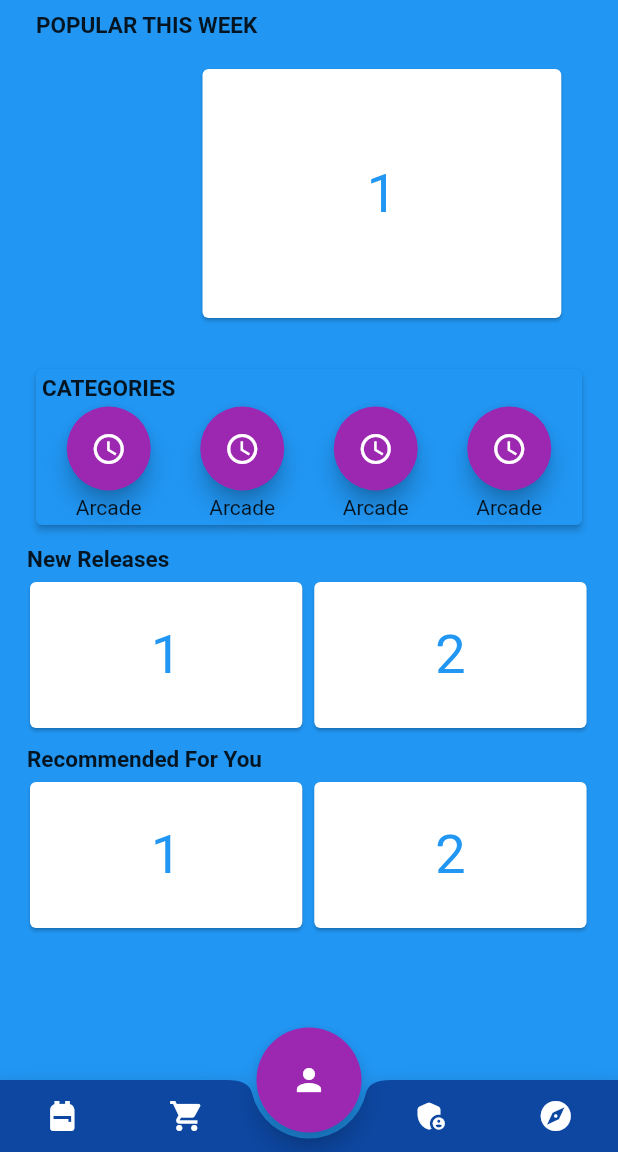
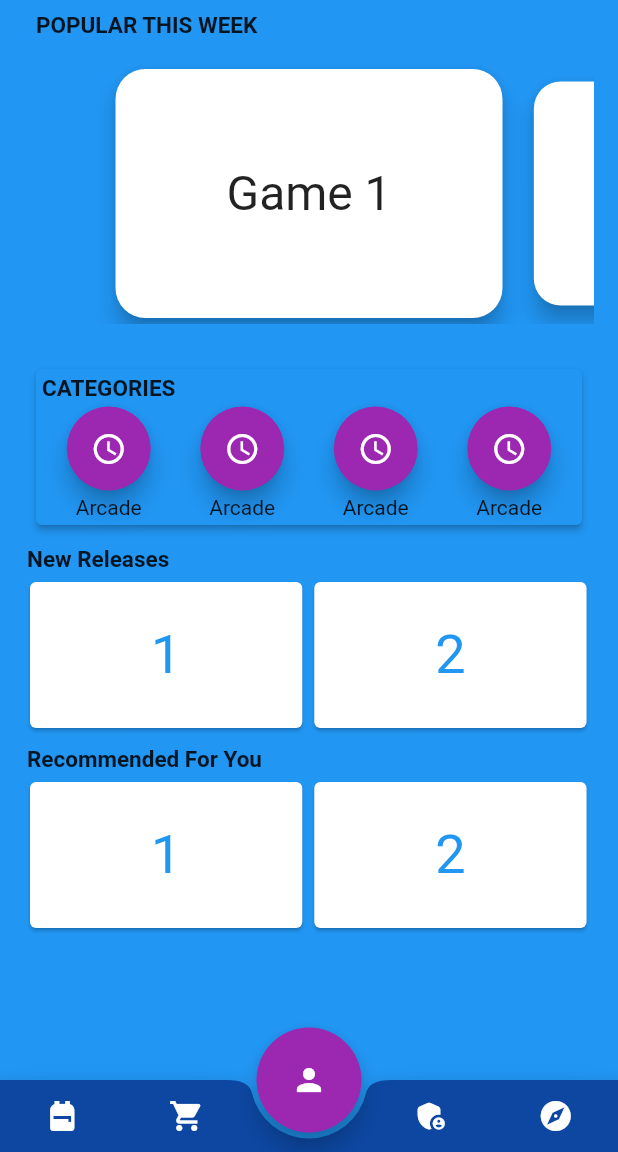
Before and after one commit to Chiragga24/gaming, a Flutter app: the screen it shows after launch, on a phone screen of 412 x 824 dp, the part 84-1236 px from its top. Run offline on Flutter 3.47's test engine with Material 2 defaults, Android fonts, the phone set to English and light mode, and no system bars; drawn by our look-alikes of scroll_snap_list.

Commit message:
Updated Cards

```diff
--- a/lib/main.dart
+++ b/lib/main.dart
@@ -23,6 +23,7 @@ class MyApp extends StatelessWidget {
 class MyHomePage extends StatefulWidget {
   MyHomePage({Key key, this.title}) : super(key: key);
   final String title;
+
   @override
   _MyHomePageState createState() => _MyHomePageState();
 }
@@ -30,6 +31,7 @@ class MyHomePage extends StatefulWidget {
 class _MyHomePageState extends State<MyHomePage> {
   final List<int> numbers = [1, 2, 3, 5, 8, 13, 21, 34, 55];
   int _focusedIndex = 0;
+  int _index = 0;
   void _onItemFocus(int index) {
     setState(() {
       _focusedIndex = index;
@@ -141,27 +143,25 @@ class _MyHomePageState extends State<MyHomePage> {
                   child: Column(
                     children: [
                       Expanded(
-                        child: ScrollSnapList(
-                          onItemFocus: _onItemFocus,
-                          itemCount: numbers.length,
-                          itemSize: 150,
-                          dynamicItemSize: true,
-                          itemBuilder: (context, index) {
-                            return Container(
-                              width: MediaQuery.of(context).size.width * 0.6,
+                        child: PageView.builder(
+                          itemCount: 10,
+                          controller: PageController(viewportFraction: 0.7),
+                          onPageChanged: (int index) => setState(() => _index = index),
+                          itemBuilder: (_, i) {
+                            return Transform.scale(
+                              scale: i == _index ? 1 : 0.9,
                               child: Card(
-                                color: Colors.white,
-                                child: Container(
-                                  child: Center(
-                                      child: Text(
-                                        numbers[index].toString(),
-                                        style:
-                                        TextStyle(color: Colors.blue, fontSize: 36.0),
-                                      )),
+                                elevation: 6,
+                                shape: RoundedRectangleBorder(borderRadius: BorderRadius.circular(20)),
+                                child: Center(
+                                  child: Text(
+                                    "Game ${i + 1}",
+                                    style: TextStyle(fontSize: 32),
+                                  ),
                                 ),
                               ),
                             );
-                          }
+                          },
                         ),
                           ),
                     ],
```
